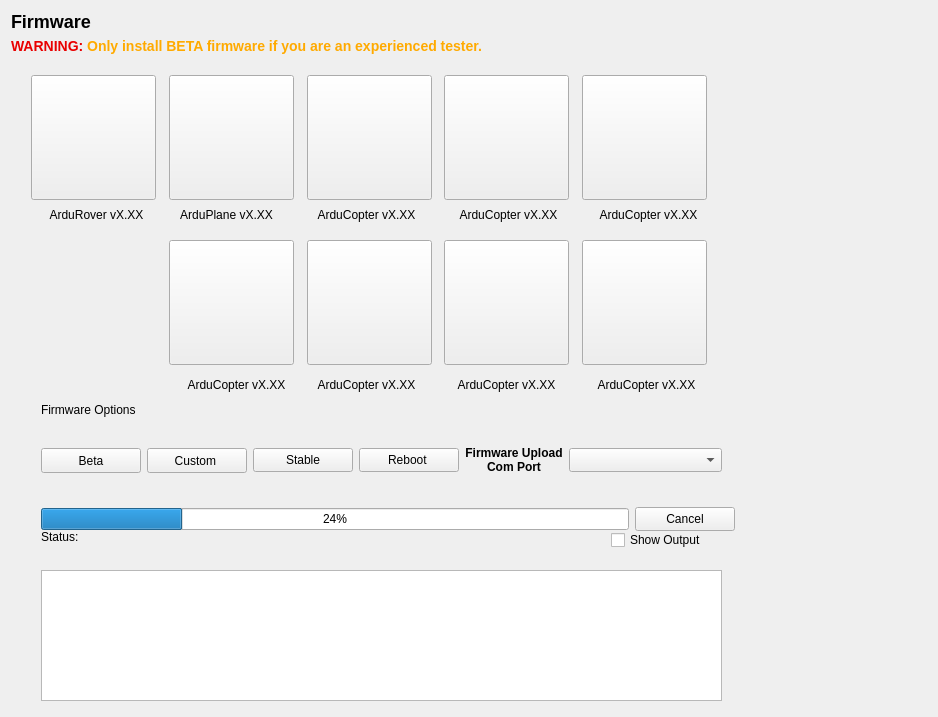
Above: src/ui/configuration/ApmFirmwareConfig.ui from ArduPilot/apm_planner before the change. Below: the same form after it.
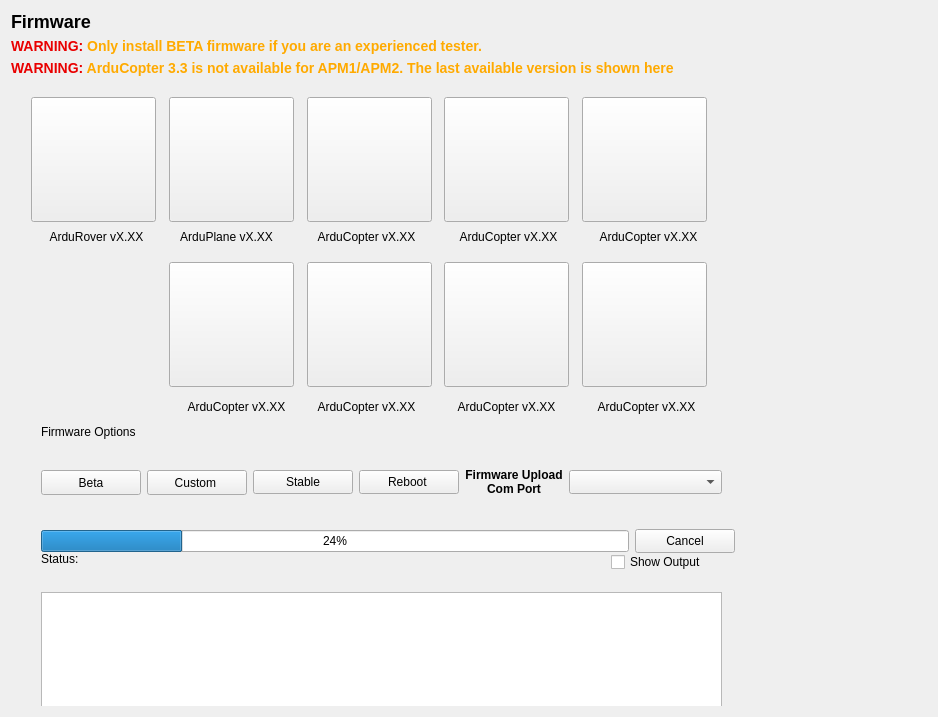
That is the form after the change. Icons and pictures are not drawn.

Commit message: Firmware Upload: Added message to notify users of AC3.3 not being available for APM1/APM2

```diff
--- a/src/ui/configuration/ApmFirmwareConfig.ui
+++ b/src/ui/configuration/ApmFirmwareConfig.ui
@@ -31,6 +31,13 @@
      </property>
     </widget>
    </item>
+   <item>
+    <widget class="QLabel" name="warningLabelAC33">
+     <property name="text">
+      <string>&lt;html&gt;&lt;head/&gt;&lt;body&gt;&lt;p&gt;&lt;span style=&quot; font-size:large; font-weight:600; color:#e90000;&quot;&gt;WARNING:&lt;/span&gt;&lt;span style=&quot; font-size:large; font-weight:600; color:#ffaa00;&quot;&gt; ArduCopter 3.3 is not available for APM1/APM2. The last available version is shown here &lt;/span&gt;&lt;/p&gt;&lt;/body&gt;&lt;/html&gt;</string>
+     </property>
+    </widget>
+   </item>
    <item>
     <widget class="QStackedWidget" name="stackedWidget">
      <property name="minimumSize">
```
The commit also changes 1 other file.
